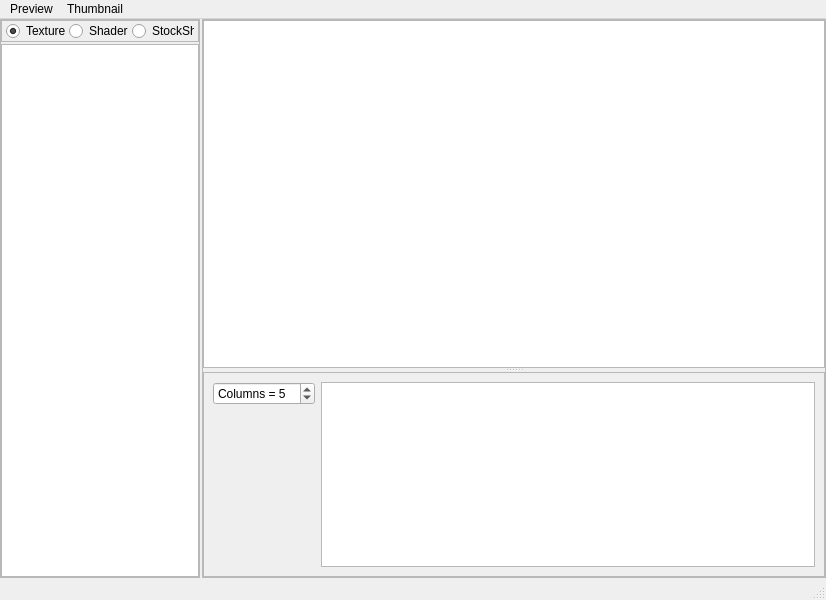
Above: appli/factory/ui/factory.ui from snaress/bank before the change. Below: the same form after it.
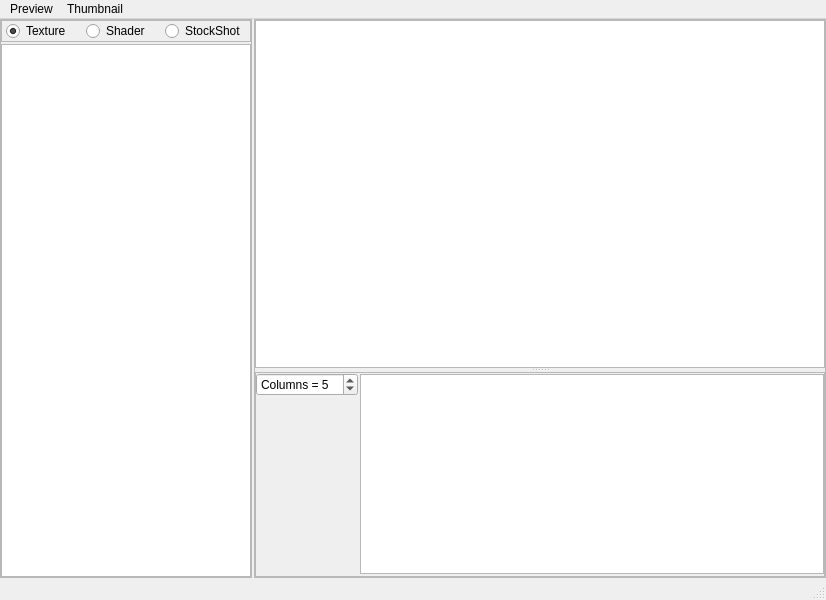
That is the form after the change.

Commit message: factory: update preview

```diff
--- a/appli/factory/ui/factory.ui
+++ b/appli/factory/ui/factory.ui
@@ -25,13 +25,13 @@
      <widget class="QFrame" name="qfLeftZone">
       <property name="minimumSize">
        <size>
-        <width>200</width>
+        <width>252</width>
         <height>0</height>
        </size>
       </property>
       <property name="maximumSize">
        <size>
-        <width>200</width>
+        <width>252</width>
         <height>16777215</height>
        </size>
       </property>
@@ -187,6 +187,12 @@
         <enum>QFrame::StyledPanel</enum>
        </property>
        <layout class="QHBoxLayout" name="horizontalLayout">
+        <property name="spacing">
+         <number>2</number>
+        </property>
+        <property name="margin">
+         <number>0</number>
+        </property>
         <item>
          <layout class="QVBoxLayout" name="verticalLayout">
           <item>
```
Left out of the diff: 14 changed lines with no effect on the pictures. The commit also changes 6 other files.
